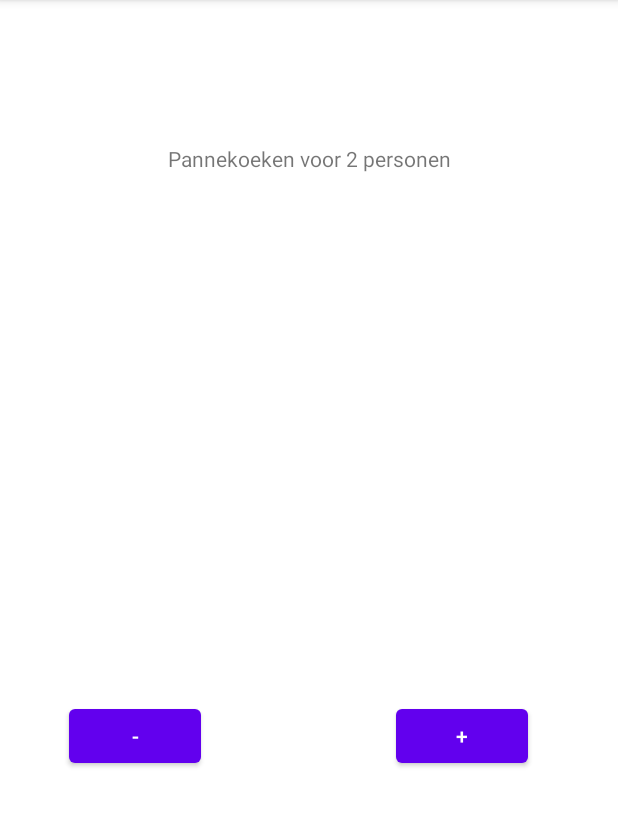
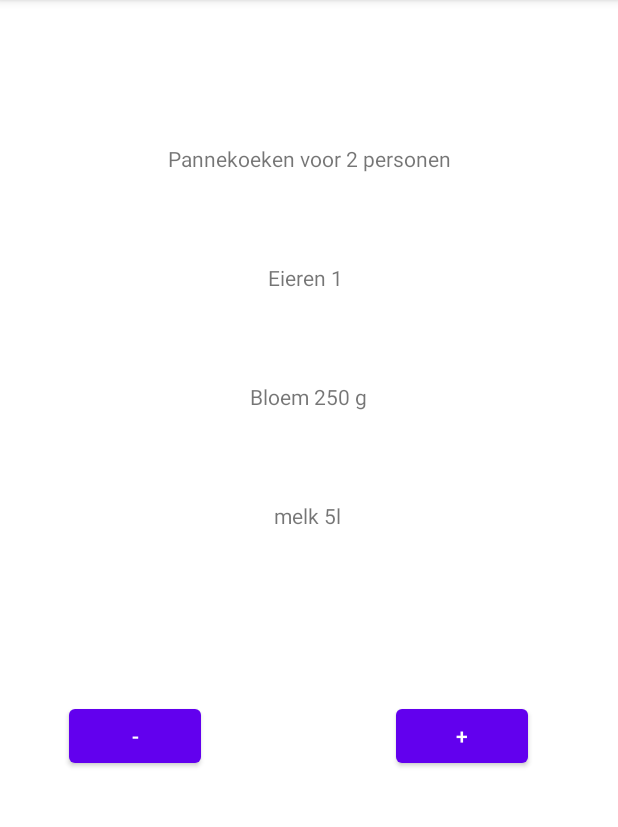
Before and after one commit to SeppeBe1/AndroidDevelopmentApp, an Android app: the screen it shows after launch (MainActivity), on a phone screen of 412 x 824 dp, the part 84-911 px from its top. Run offline under Robolectric (Android 15) with nearby library versions, the phone set to English and light mode, and no system bars.

Commit message:
fix formatting

```diff
--- a/Recept/app/src/main/java/com/example/recept/Ingrediënt.java
+++ b/Recept/app/src/main/java/com/example/recept/Ingrediënt.java
@@ -2,21 +2,26 @@ package com.example.recept;
 
 public class Ingrediënt {
     String name,unit;
-    double amount;
-    Ingrediënt (String name, double amount, String unit) {
+    float amount;
+    Ingrediënt (String name, float amount, String unit) {
         this.name = name;
         this.amount = amount;
+        this.unit = unit;
     }
 
     public String getName() {
         return this.name;
     }
 
-    public double getAmount() {
+    public float getAmount() {
         return this.amount;
     }
 
-    public double setAmount(double newAmount) {
+    public String getUnit() {
+        return this.unit;
+    }
+
+    public float setAmount(float newAmount) {
         this.amount = newAmount;
         return this.amount;
     }
--- a/Recept/app/src/main/java/com/example/recept/MainActivity.java
+++ b/Recept/app/src/main/java/com/example/recept/MainActivity.java
@@ -18,6 +18,10 @@ public class MainActivity extends AppCompatActivity {
     Button minBtn;
     Button plusBtn;
 
+    Ingrediënt ei = new Ingrediënt("Ei",1,"");
+    Ingrediënt bloem = new Ingrediënt("Bloem",250,"g");
+    Ingrediënt melk = new Ingrediënt("Melk",50,"dl");
+
     @Override
     protected void onCreate(Bundle savedInstanceState) {
         super.onCreate(savedInstanceState);
@@ -32,23 +36,20 @@ public class MainActivity extends AppCompatActivity {
         minBtn = findViewById(R.id.minusBtn);
         plusBtn = findViewById(R.id.plusBtn);
 
-        Ingrediënt ei = new Ingrediënt("Ei",1,"");
-        Ingrediënt bloem = new Ingrediënt("Bloem",250,"g");
-        Ingrediënt melk = new Ingrediënt("Melk",50,"dl");
         update();
 
         minBtn.setOnClickListener(view -> {
             persons-=2;
 //            -----------eieren----------
-            double aantalEieren = ei.getAmount();
+            float aantalEieren = ei.getAmount();
             aantalEieren--;
             ei.setAmount(aantalEieren);
 //            -----------bloem----------
-            double aantalBloem = bloem.getAmount();
+            float aantalBloem = bloem.getAmount();
             aantalBloem-=250;
             bloem.setAmount(aantalBloem);
 //            -----------melk----------
-            double aantalMelk = melk.getAmount();
+            float aantalMelk = melk.getAmount();
             aantalMelk-=50;
             melk.setAmount(aantalMelk);
             update();
@@ -58,15 +59,15 @@ public class MainActivity extends AppCompatActivity {
         plusBtn.setOnClickListener(view -> {
             persons+=2;
 //            -----------eieren----------
-            double aantalEieren = ei.getAmount();
+            float aantalEieren = ei.getAmount();
             aantalEieren++;
             ei.setAmount(aantalEieren);
 //            -----------bloem----------
-            double aantalBloem = bloem.getAmount();
+            float aantalBloem = bloem.getAmount();
             aantalBloem+=250;
             bloem.setAmount(aantalBloem);
 //            -----------melk----------
-            double aantalMelk = melk.getAmount();
+            float aantalMelk = melk.getAmount();
             aantalMelk+=50;
             melk.setAmount(aantalMelk);
             update();
@@ -75,14 +76,18 @@ public class MainActivity extends AppCompatActivity {
 
     void update(){
         personsTv.setText(String.format("Pannekoeken voor %d personen", persons));
-        ing1Tv.setText(String.format("Eieren %d ", ei));
-        if(bloem >999){
-            ing2Tv.setText(String.format(" bloem %.2fkg ", bloem / 1000 ));
+        ing1Tv.setText(String.format("Eieren %.0f ", ei.getAmount() ));
+        if(bloem.getAmount() >999){
+            ing2Tv.setText(String.format(" bloem %.2fkg ", bloem.getAmount() / 1000));
         } else {
-            ing2Tv.setText(String.format(" Bloem %.0fg ", bloem));
+            ing2Tv.setText(String.format(" Bloem %.0f %s ", bloem.getAmount(),bloem.getUnit()));
         }
-        ing3Tv.setText(String.format("Melk %.2fl ", melk / 10));
 
+        if(melk.getAmount() >9){
+            ing3Tv.setText(String.format(" melk %.0fl ", melk.getAmount() / 10));
+        } else {
+            ing3Tv.setText(String.format(" melk %.0f %s ", melk.getAmount(),melk.getUnit()));
+        }
         minBtn.setEnabled(persons > 0);
     }
 }
```
